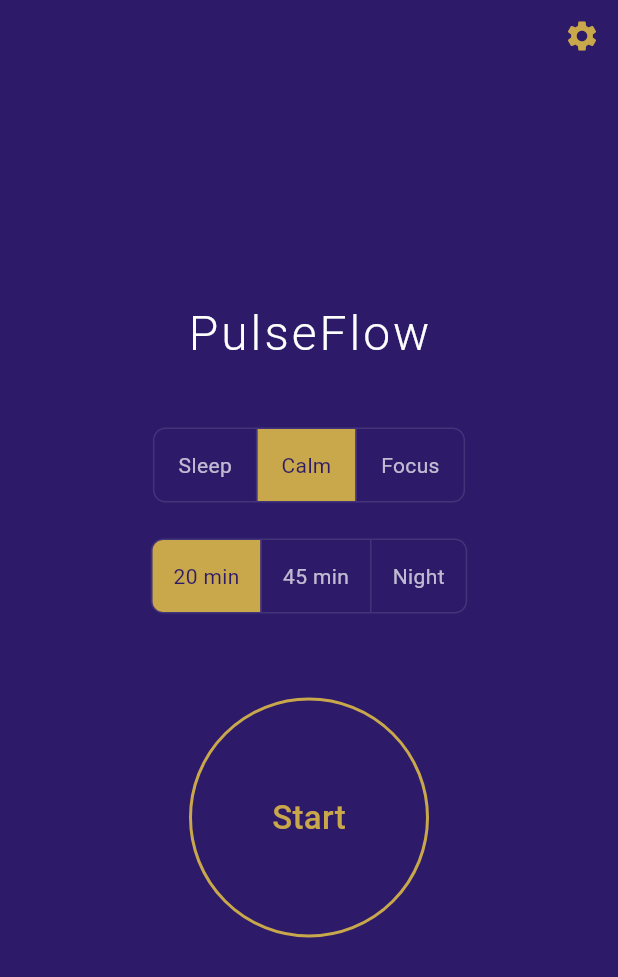
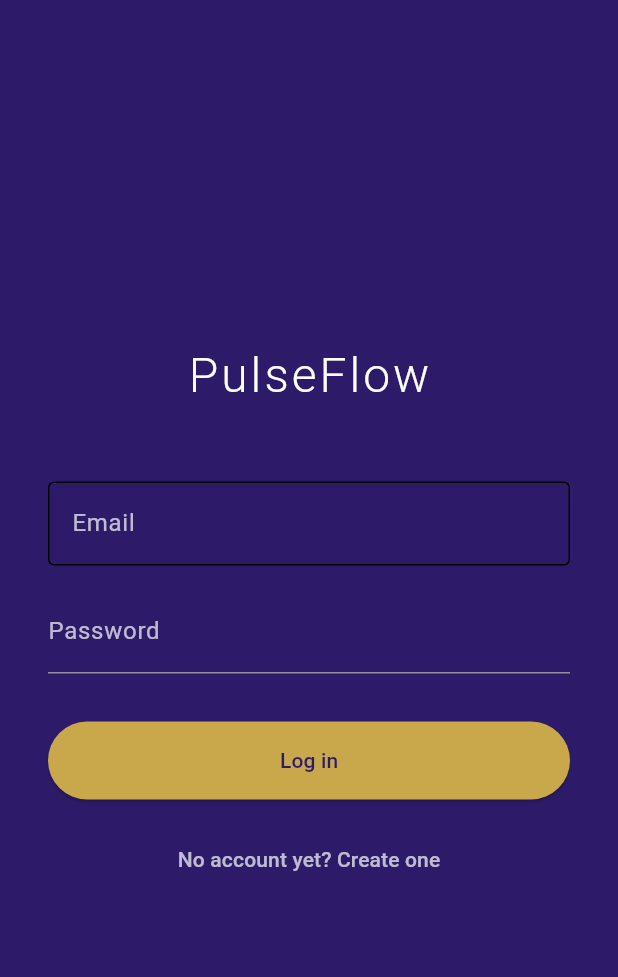
Before and after one commit to KCsaba75/pulseflow, a Flutter app: the screen it shows after launch, on a phone screen of 412 x 824 dp. Shown: the top 977 px of the screen. Run offline on Flutter 3.47's test engine with Material 3 defaults, Android fonts, the phone set to English and light mode, and no system bars; our stand-ins replace just_audio, supabase_flutter, vibration; missing offline and left inert: purchases_flutter; accounts and stored records are empty.

Commit message:
Sprint 3: Supabase auth, RevenueCat subscriptions, free/premium gating with paywall

```diff
--- /dev/null
+++ b/lib/screens/login_screen.dart
@@ -0,0 +1,128 @@
+import 'package:flutter/material.dart';
+
+import '../services/auth_service.dart';
+import '../theme.dart';
+
+class LoginScreen extends StatefulWidget {
+  const LoginScreen({super.key});
+
+  @override
+  State<LoginScreen> createState() => _LoginScreenState();
+}
+
+class _LoginScreenState extends State<LoginScreen> {
+  final _authService = AuthService();
+  final _emailController = TextEditingController();
+  final _passwordController = TextEditingController();
+
+  bool _isRegister = false;
+  bool _isLoading = false;
+  String? _error;
+
+  Future<void> _submit() async {
+    setState(() {
+      _isLoading = true;
+      _error = null;
+    });
+
+    try {
+      if (_isRegister) {
+        await _authService.signUp(
+          email: _emailController.text.trim(),
+          password: _passwordController.text,
+        );
+      } else {
+        await _authService.signIn(
+          email: _emailController.text.trim(),
+          password: _passwordController.text,
+        );
+      }
+    } catch (e) {
+      setState(() => _error = e.toString());
+    } finally {
+      if (mounted) setState(() => _isLoading = false);
+    }
+  }
+
+  @override
+  void dispose() {
+    _emailController.dispose();
+    _passwordController.dispose();
+    super.dispose();
+  }
+
+  @override
+  Widget build(BuildContext context) {
+    return Scaffold(
+      backgroundColor: PulseFlowColors.deepPurple,
+      body: SafeArea(
+        child: Center(
+          child: Padding(
+            padding: const EdgeInsets.symmetric(horizontal: 32),
+            child: Column(
+              mainAxisAlignment: MainAxisAlignment.center,
+              children: [
+                const Text(
+                  'PulseFlow',
+                  style: TextStyle(
+                    color: Colors.white,
+                    fontSize: 32,
+                    fontWeight: FontWeight.w300,
+                    letterSpacing: 2,
+                  ),
+                ),
+                const SizedBox(height: 48),
+                TextField(
+                  controller: _emailController,
+                  style: const TextStyle(color: Colors.white),
+                  decoration: const InputDecoration(
+                    labelText: 'Email',
+                    labelStyle: TextStyle(color: Colors.white70),
+                    enabledBorder: OutlineInputBorder(),
+                  ),
+                ),
+                const SizedBox(height: 16),
+                TextField(
+                  controller: _passwordController,
+                  obscureText: true,
+                  style: const TextStyle(color: Colors.white),
+                  decoration: const InputDecoration(
+                    labelText: 'Password',
+                    labelStyle: TextStyle(color: Colors.white70),
+                  ),
+                ),
+                if (_error != null) ...[
+                  const SizedBox(height: 16),
+                  Text(_error!, style: const TextStyle(color: Colors.redAccent)),
+                ],
+                const SizedBox(height: 32),
+                SizedBox(
+                  width: double.infinity,
+                  child: ElevatedButton(
+                    onPressed: _isLoading ? null : _submit,
+                    style: ElevatedButton.styleFrom(
+                      backgroundColor: PulseFlowColors.paleGold,
+                      foregroundColor: PulseFlowColors.deepPurple,
+                      padding: const EdgeInsets.symmetric(vertical: 16),
+                    ),
+                    child: Text(_isRegister ? 'Create account' : 'Log in'),
+                  ),
+                ),
+                const SizedBox(height: 16),
+                TextButton(
+                  onPressed: () => setState(() => _isRegister = !_isRegister),
+                  child: Text(
+                    _isRegister
+                        ? 'Already have an account? Log in'
+                        : 'No account yet? Create one',
+                    style: const TextStyle(color: Colors.white70),
+                  ),
+                ),
+              ],
+            ),
+          ),
+        ),
+      ),
+    );
+  }
+}
--- /dev/null
+++ b/lib/services/auth_service.dart
@@ -0,0 +1,21 @@
+import 'package:supabase_flutter/supabase_flutter.dart';
+
+class AuthService {
+  SupabaseClient get _client => Supabase.instance.client;
+
+  User? get currentUser => _client.auth.currentUser;
+
+  Stream<AuthState> get authStateChanges => _client.auth.onAuthStateChange;
+
+  Future<void> signUp({required String email, required String password}) async {
+    await _client.auth.signUp(email: email, password: password);
+  }
+
+  Future<void> signIn({required String email, required String password}) async {
+    await _client.auth.signInWithPassword(email: email, password: password);
+  }
+
+  Future<void> signOut() async {
+    await _client.auth.signOut();
+  }
+}
--- a/pubspec.yaml
+++ b/pubspec.yaml
@@ -36,10 +36,13 @@ dependencies:
   cupertino_icons: ^1.0.8
   vibration: ^3.1.3
   just_audio: ^0.10.4
+  supabase_flutter: ^2.10.5
+  purchases_flutter: ^9.3.1
 
 dev_dependencies:
   flutter_test:
     sdk: flutter
+  shared_preferences: ^2.5.5
 
   # The "flutter_lints" package below contains a set of recommended lints to
   # encourage good coding practices. The lint set provided by the package is
```
Also changed, not shown: lib/config/app_config.dart (added, +12 -0 lines), lib/main.dart (+89 -11 lines), lib/screens/paywall_screen.dart (added, +98 -0 lines), lib/services/subscription_service.dart (added, +35 -0 lines), pubspec.lock, 1 other file.
